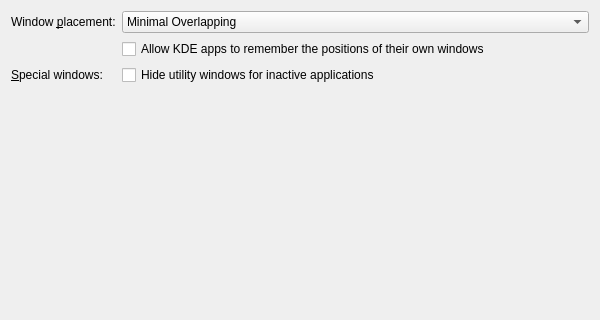
Before: the Qt Designer form kcmkwin/kwinoptions/advanced.ui in winft/theseus-ship, drawn with Qt 5; both pictures show x 0 to 600 and y 0 to 320 of the 600 by 500 pixel window.
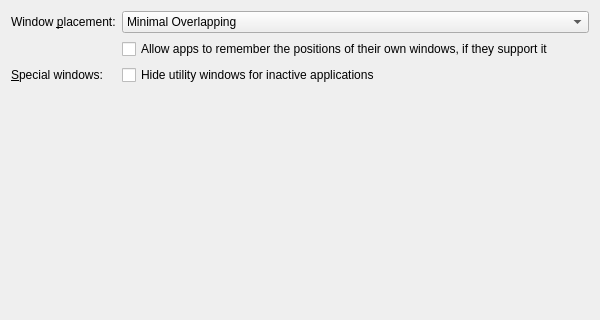
After: the same form once the commit is applied. Custom widgets are drawn as their Qt base class.

Commit message:
fix: use generic wording for apps which can remember their settings
Only a subset of KDE applications (part of KXMLGUI ones) support
this setting, and on the other hand non KDE applications
may support it as well.
As there is no way to identify the subset of affected applications
not even with technical terms, make the description a bit more
generic, leaving it open to future improvements to the set of
supported applications.

Patch:
```diff
--- a/kcmkwin/kwinoptions/advanced.ui
+++ b/kcmkwin/kwinoptions/advanced.ui
@@ -72,7 +72,7 @@
       <string>When turned on, KDE apps which are able to remember the positions of their windows are allowed to do so. This will override the window placement mode defined above.</string>
      </property>
      <property name="text">
-      <string>Allow KDE apps to remember the positions of their own windows</string>
+      <string>Allow apps to remember the positions of their own windows, if they support it</string>
      </property>
     </widget>
    </item>
```
Left out of the diff: 2 changed lines with no effect on the pictures. The commit also changes 1 other file.
